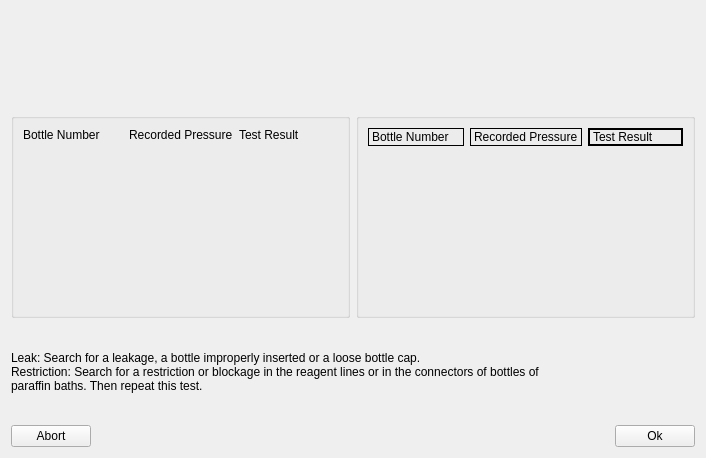
Qt form ServiceSW/Master/Components/Diagnostics/Forms/LiquidHoseTestDlg.ui (Liyezhong/Master) before a commit.
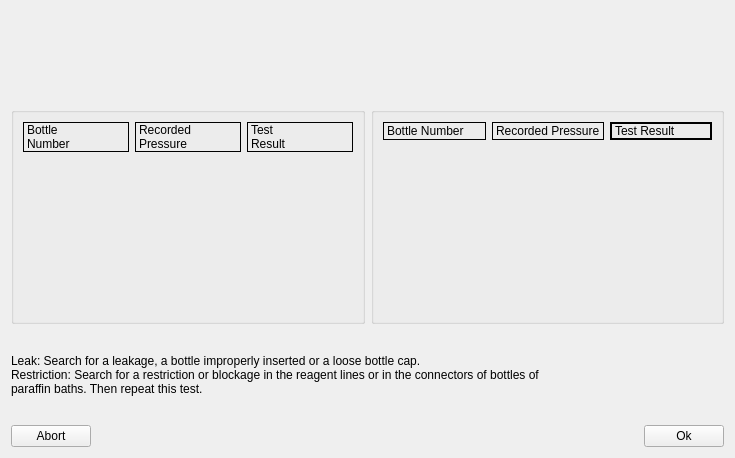
The same form after that commit.

```diff
--- a/ServiceSW/Master/Components/Diagnostics/Forms/LiquidHoseTestDlg.ui
+++ b/ServiceSW/Master/Components/Diagnostics/Forms/LiquidHoseTestDlg.ui
@@ -6,7 +6,7 @@
    <rect>
     <x>0</x>
     <y>0</y>
-    <width>706</width>
+    <width>735</width>
     <height>458</height>
    </rect>
   </property>
@@ -22,22 +22,34 @@
      <layout class="QGridLayout" name="gridLayout">
       <item row="0" column="0">
        <widget class="QLabel" name="label">
+        <property name="frameShape">
+         <enum>QFrame::Box</enum>
+        </property>
         <property name="text">
-         <string>Bottle Number</string>
+         <string>Bottle
+Number</string>
         </property>
        </widget>
       </item>
       <item row="0" column="1">
        <widget class="QLabel" name="label_2">
+        <property name="frameShape">
+         <enum>QFrame::Box</enum>
+        </property>
         <property name="text">
-         <string>Recorded Pressure</string>
+         <string>Recorded
+Pressure</string>
         </property>
        </widget>
       </item>
       <item row="0" column="2">
        <widget class="QLabel" name="label_3">
+        <property name="frameShape">
+         <enum>QFrame::Box</enum>
+        </property>
         <property name="text">
-         <string>Test Result</string>
+         <string>Test
+Result</string>
         </property>
        </widget>
       </item>
```
